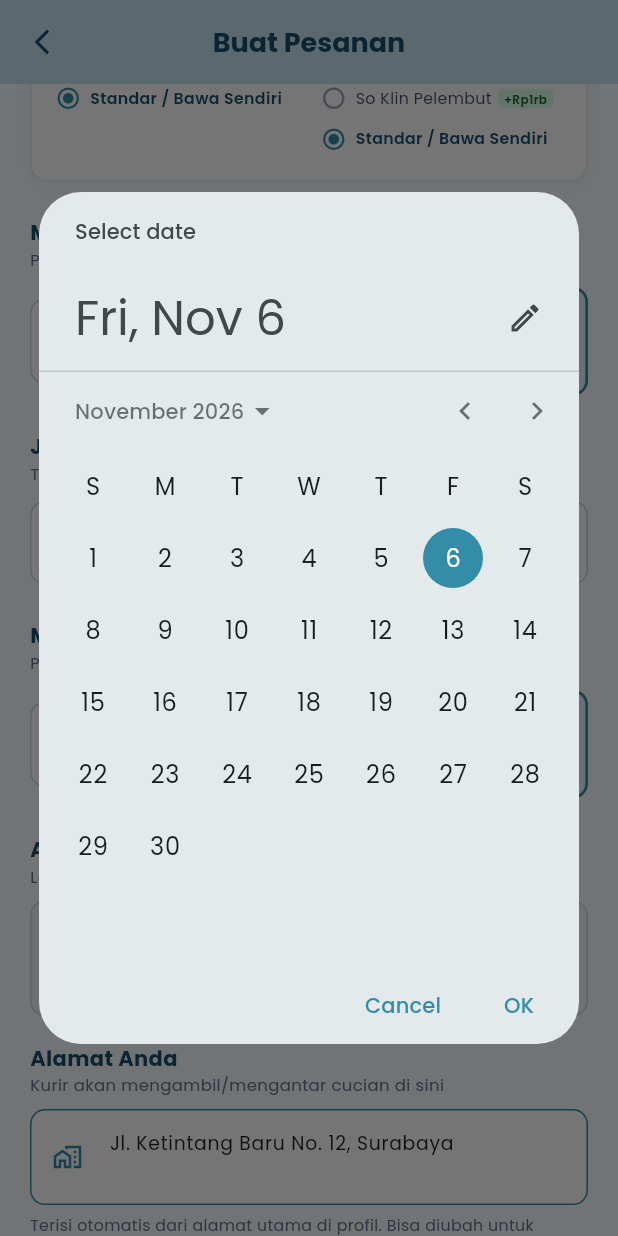
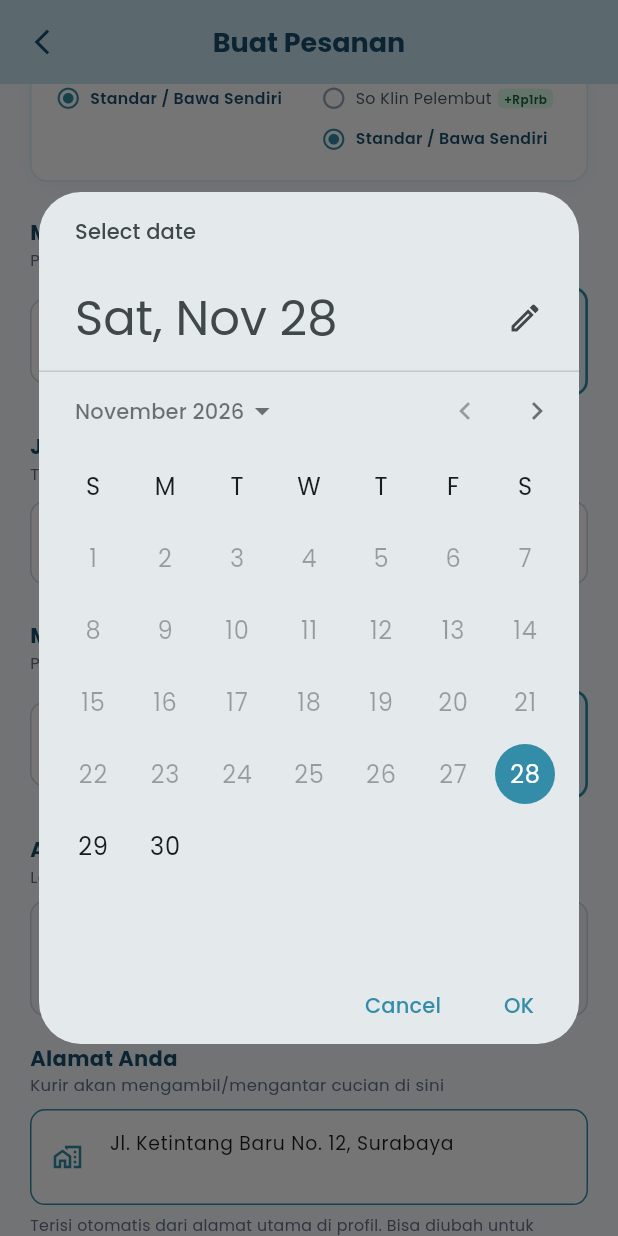
Before and after one commit to 24051214082/laundry-mobile, a Flutter app: the BookingPage screen opened by its route, scrolled down 576 dp, after a tap on "Tanggal Jemput", on a phone screen of 412 x 824 dp. Run offline on Flutter 3.47's test engine with Material 3 defaults, Android fonts, the phone set to English and light mode, and no system bars; our stand-ins replace google_fonts, shared_preferences, supabase_flutter; missing offline and left inert: gal; accounts and stored records are empty.

Commit message:
up to date tanggal di booking page

```diff
--- a/lib/booking_page.dart
+++ b/lib/booking_page.dart
@@ -78,12 +78,31 @@ class _BookingPageState extends State<BookingPage> {
   late final TextEditingController _alamatPengiriman;
   final TextEditingController _catatan = TextEditingController();
 
-  DateTime _selectedDate = DateTime(2026, 11, 6);
-  TimeOfDay _selectedTime = const TimeOfDay(hour: 9, minute: 0);
+  late DateTime _selectedDate;
+  late TimeOfDay _selectedTime;
+
+  void _initDefaultSchedule() {
+    final now = DateTime.now();
+    final today = DateTime(now.year, now.month, now.day);
+
+    if (now.hour < 8) {
+      _selectedDate = today;
+      _selectedTime = const TimeOfDay(hour: 9, minute: 0);
+    } else if (now.hour >= 20) {
+      // Jika sudah lewat jam 20:00 malam, otomatis jadwalkan besok pagi jam 09:00
+      _selectedDate = today.add(const Duration(days: 1));
+      _selectedTime = const TimeOfDay(hour: 9, minute: 0);
+    } else {
+      _selectedDate = today;
+      final nextHour = (now.hour + 1).clamp(9, 20);
+      _selectedTime = TimeOfDay(hour: nextHour, minute: 0);
+    }
+  }
 
   @override
   void initState() {
     super.initState();
+    _initDefaultSchedule();
     _alamatPengantaran = TextEditingController(text: _alamatLaundryOutlet);
 
     // Alamat penjemputan & pengiriman terisi otomatis dari alamat utama
@@ -259,6 +278,9 @@ class _BookingPageState extends State<BookingPage> {
 
   @override
   Widget build(BuildContext context) {
+    final now = DateTime.now();
+    final today = DateTime(now.year, now.month, now.day);
+
     return Scaffold(
       backgroundColor: const Color(0xFFF7FBFD),
       appBar: AppBar(
@@ -758,11 +780,15 @@ class _BookingPageState extends State<BookingPage> {
                       onTap: _isAntarSendiri
                           ? null
                           : () async {
+                              final initialPickerDate =
+                                  _selectedDate.isBefore(today)
+                                      ? today
+                                      : _selectedDate;
                               final picked = await showDatePicker(
                                 context: context,
-                          initialDate: _selectedDate,
-                          firstDate: DateTime(2026),
-                          lastDate: DateTime(2030),
+                                initialDate: initialPickerDate,
+                                firstDate: today,
+                                lastDate: today.add(const Duration(days: 365)),
                               );
                               if (picked != null) {
                                 setState(() => _selectedDate = picked);
```
Lines whose indentation alone changed are shown as unchanged.
